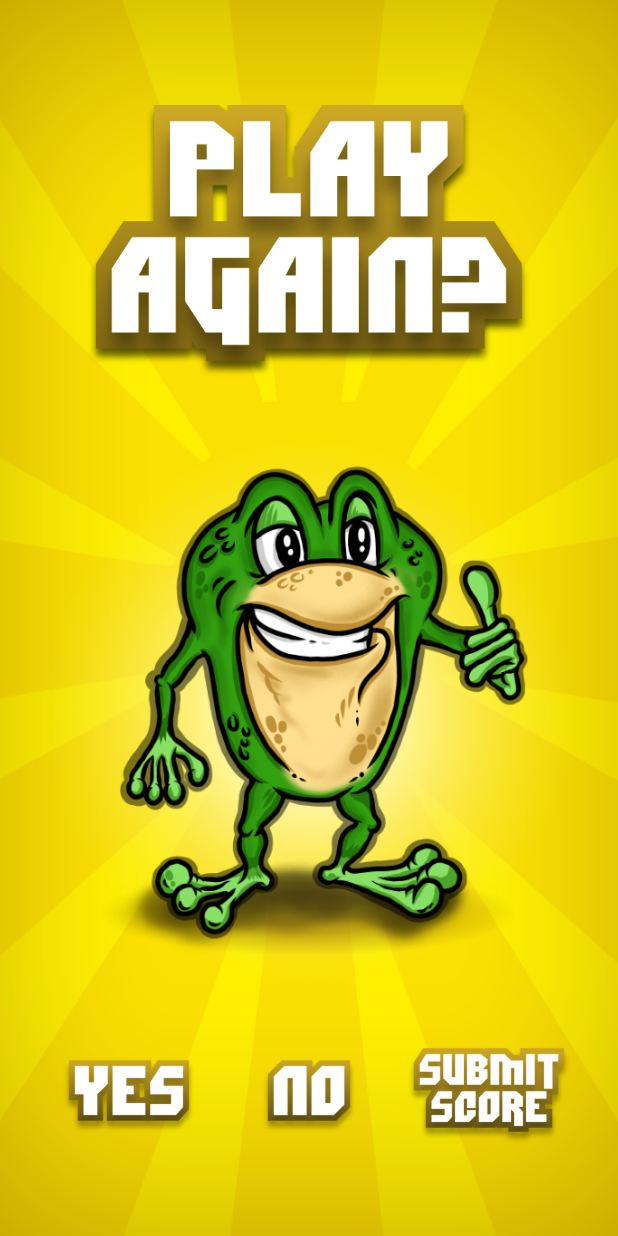
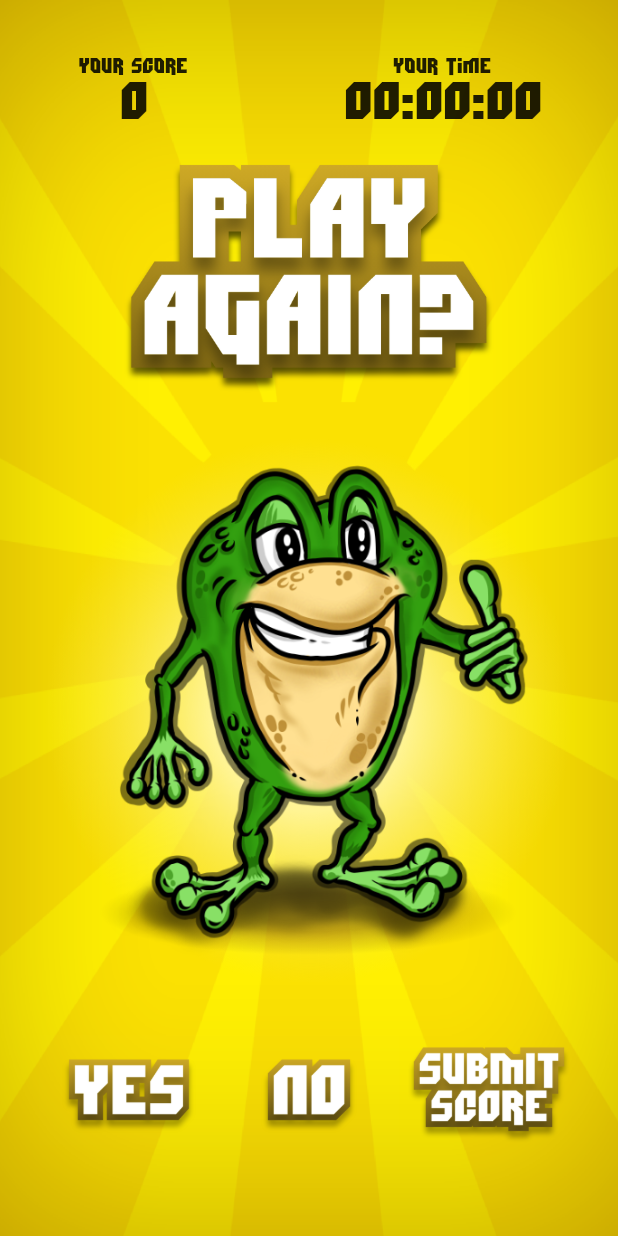
Before and after one commit to romanejaquez/skippingfrog_mobile, a Flutter app: the WinningPage screen opened by its route, on a phone screen of 412 x 824 dp. Run offline on Flutter 3.47's test engine with Material 2 defaults, Android fonts, the phone set to English and light mode, and no system bars; our stand-ins replace assets_audio_player.

Commit message:
consuming winning score

```diff
--- a/lib/helpers/utils.dart
+++ b/lib/helpers/utils.dart
@@ -26,7 +26,7 @@
 
     for(var i = 0; i < rows; i++) {
 
-      var isCheckpoint = i != 0 && i % (rows / 10) == 0;
+      var isCheckpoint = false; // i != 0 && i % (rows / 10) == 0;
 
       leaves.add(LeafModel(
         index: randomLeaf.nextInt(4),
--- /dev/null
+++ b/lib/models/scoreconfig.dart
@@ -0,0 +1,13 @@
+class ScoreConfig {
+  final int bugs;
+  final int score;
+  final DateTime time;
+  final String timeAsString;
+
+  ScoreConfig({
+    required this.bugs,
+    required this.score,
+    required this.time,
+    required this.timeAsString
+  });
+}
--- a/lib/pages/winningpage.dart
+++ b/lib/pages/winningpage.dart
@@ -2,6 +2,7 @@
 import 'package:provider/provider.dart';
 import 'package:skippingfrog_mobile/helpers/skippingfrogsounds.dart';
 import 'package:skippingfrog_mobile/helpers/utils.dart';
+import 'package:skippingfrog_mobile/models/scoreconfig.dart';
 import 'package:skippingfrog_mobile/pages/gamepage.dart';
 import 'package:skippingfrog_mobile/pages/leaderboardspage.dart';
 import 'package:skippingfrog_mobile/pages/skippingfroglanding.dart';
@@ -51,6 +52,23 @@
   @override
   Widget build(BuildContext context) {
 
+    ScoreConfig scoreConfig = gameService.getScoreConfig();
+
+    List<Widget> scoreConfigPanelItems = [
+      Column(
+        children: [
+          const Text('Your Score'),
+          Text('${scoreConfig.score}', style: const TextStyle(fontSize: 35))
+        ],
+      ),
+      Column(
+        children: [
+          const Text('Your Time'),
+          Text(scoreConfig.timeAsString, style: const TextStyle(fontSize: 35))
+        ],
+      )
+    ];
+
     List<SkippingFrogButton> buttons = [
       SkippingFrogButton(
         width: 120,
@@ -97,10 +115,32 @@
                 fit: BoxFit.fitHeight
               ),
             ),
-            Center(
+            SafeArea(
+              child: Center(
                 child: Column(
                   mainAxisAlignment: MainAxisAlignment.center,
                   children: [
+                    Row(
+                      mainAxisAlignment: MainAxisAlignment.spaceAround,
+                      children: List.generate(scoreConfigPanelItems.length, (index) {
+
+                        var interval = 1 / scoreConfigPanelItems.length;
+
+                        return FadeTransition(
+                           opacity: Tween<double>(begin: 0.0, end: 1.0)
+                            .animate(CurvedAnimation(
+                              parent: btnsCtrl,
+                              curve: Interval(index * interval, (index + 1) * interval, curve: Curves.easeInOut))),
+                            child: SlideTransition(
+                            position: Tween<Offset>(
+                              begin: const Offset(0.0, -1.0), end: Offset.zero
+                            ).animate(CurvedAnimation(
+                              parent: btnsCtrl,
+                              curve: Interval(index * interval, (index + 1) * interval, curve: Curves.easeInOut))),
+                            child: scoreConfigPanelItems[index]),
+                        );
+                      })
+                    ),
                     FadeTransition(
                       opacity: Tween<double>(begin: 0.0, end: 1.0)
                       .animate(CurvedAnimation(parent: btnsCtrl, curve: Curves.easeInOut)),
@@ -109,8 +149,8 @@
                           begin: const Offset(0.0, -0.25), end: Offset.zero
                         ).animate(CurvedAnimation(parent: btnsCtrl, curve: Curves.easeInOut)),
                         child: Image.asset('assets/imgs/playagain_win.png',
-                        width: 300,
-                        height: 250
+                          width: 250,
+                          height: 200
                         ),
                       ),
                     ),
@@ -149,7 +189,9 @@
                     )
                   ],
                 )
-            )
+              ),
+            ),
+
           ],
         )
       ),
--- a/lib/services/gameservice.dart
+++ b/lib/services/gameservice.dart
@@ -6,6 +6,7 @@
 import 'package:skippingfrog_mobile/helpers/skippingfrogsounds.dart';
 import 'package:skippingfrog_mobile/helpers/utils.dart';
 import 'package:skippingfrog_mobile/models/leafmodel.dart';
+import 'package:skippingfrog_mobile/models/scoreconfig.dart';
 import 'package:skippingfrog_mobile/pages/losingpage.dart';
 import 'package:skippingfrog_mobile/pages/winningpage.dart';
 import 'package:skippingfrog_mobile/services/audioservice.dart';
@@ -143,4 +144,12 @@
   void goToWinningPage() {
     Utils.mainNav.currentState!.pushReplacementNamed(WinningPage.route);
   }
+
+  void stopGameClock() {
+    scorePanelService.stopTime();
+  }
+
+  ScoreConfig getScoreConfig() {
+    return scorePanelService.getScoreConfig();
+  }
 }
--- a/lib/services/scorepanelservice.dart
+++ b/lib/services/scorepanelservice.dart
@@ -2,6 +2,7 @@
 
 import 'package:flutter/material.dart';
 import 'package:intl/intl.dart';
+import 'package:skippingfrog_mobile/models/scoreconfig.dart';
 
 class ScorePanelService extends ChangeNotifier {
 
@@ -23,7 +24,18 @@
       });
     }
 
-    void stopTime() {}
+    void stopTime() {
+      gameTimer.cancel();
+    }
+
+    ScoreConfig getScoreConfig() {
+      return ScoreConfig(
+        bugs: bugs,
+        score: score,
+        time: time,
+        timeAsString: timeAsString
+      );
+    }
 
     void pauseTime() {}
 
--- a/lib/services/swipinggestureservice.dart
+++ b/lib/services/swipinggestureservice.dart
@@ -82,6 +82,7 @@
 
           if (leafRowCount == gameService.leaves.length) {
             frogJumpingService.makeFinalJump(onFinalJumpDone: () {
+              gameService.stopGameClock();
               swipeReminder.cancel();
               frogMessagesService.setMessage(FrogMessages.none);
               gameService.goToWinningPage();
```
Lines whose indentation alone changed are shown as unchanged.
